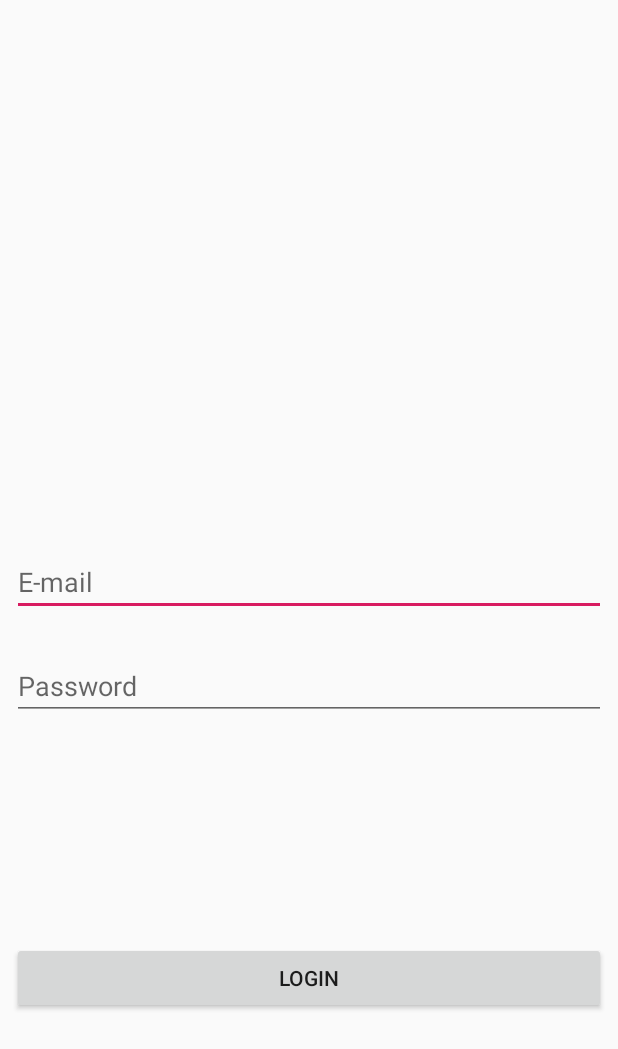
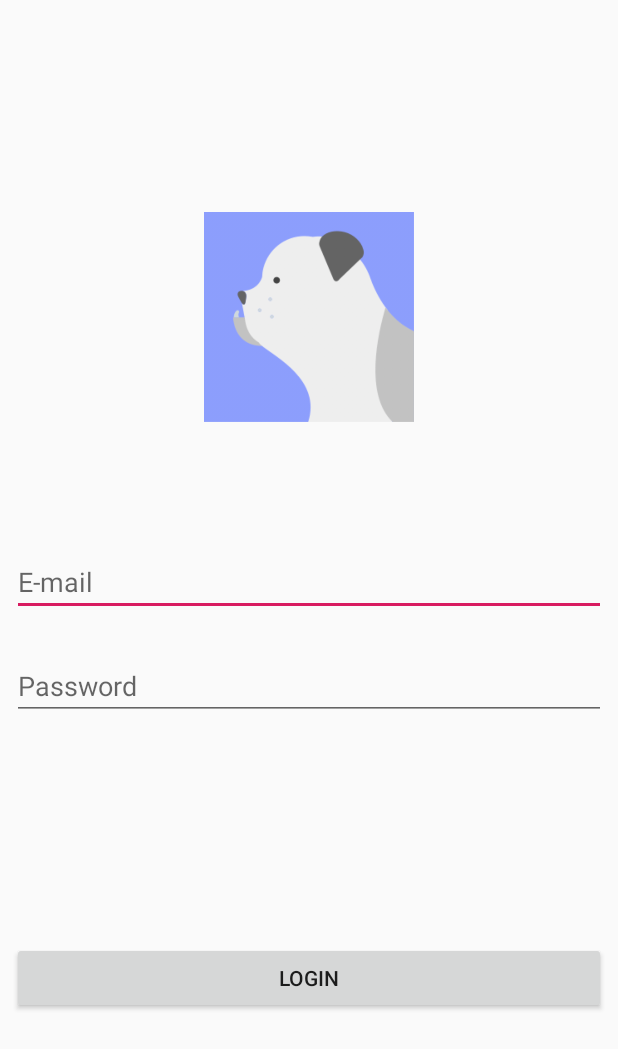
Before and after one commit to sublinenhy/FirstAppDev, an Android app: the LoginActivity screen opened directly, with no data from a screen before it, on a phone screen of 412 x 824 dp. Shown: the top 1049 px of the screen. Run offline under Robolectric (Android 15) with nearby library versions, the phone set to English and light mode, and no system bars; libraries missing offline, so code that uses them is left out: com.gyf.immersionbar; 1 statement that could not run was skipped.

```diff
--- a/app/src/main/AndroidManifest.xml
+++ b/app/src/main/AndroidManifest.xml
@@ -14,11 +14,13 @@
         <activity android:name=".LoginActivity"></activity>
         <activity android:name=".EditActivity" />
         <activity android:name=".MainActivity">
+
             <intent-filter>
                 <action android:name="android.intent.action.MAIN" />
 
                 <category android:name="android.intent.category.LAUNCHER" />
             </intent-filter>
+
         </activity>
     </application>
 
--- a/app/src/main/res/layout/activity_login.xml
+++ b/app/src/main/res/layout/activity_login.xml
@@ -8,8 +8,8 @@
 
     <ImageView
         android:id="@+id/iv_user_image"
-        android:layout_width="wrap_content"
-        android:layout_height="wrap_content"
+        android:layout_width="140dp"
+        android:layout_height="140dp"
         android:layout_marginStart="8dp"
         android:layout_marginLeft="8dp"
         android:layout_marginTop="8dp"
@@ -20,7 +20,7 @@
         app:layout_constraintEnd_toEndOf="parent"
         app:layout_constraintStart_toStartOf="parent"
         app:layout_constraintTop_toTopOf="parent"
-        tools:srcCompat="@tools:sample/avatars[2]" />
+        android:background="@drawable/user_image" />
 
     <android.support.constraint.Guideline
         android:id="@+id/guideline"
```
Also changed, not shown: app/src/main/java/com/example/camden/greenhandproject/MainActivity.java (+4 -31 lines), app/src/main/res/drawable/user-image.png (deleted), app/src/main/res/drawable/user_image.png (added).
